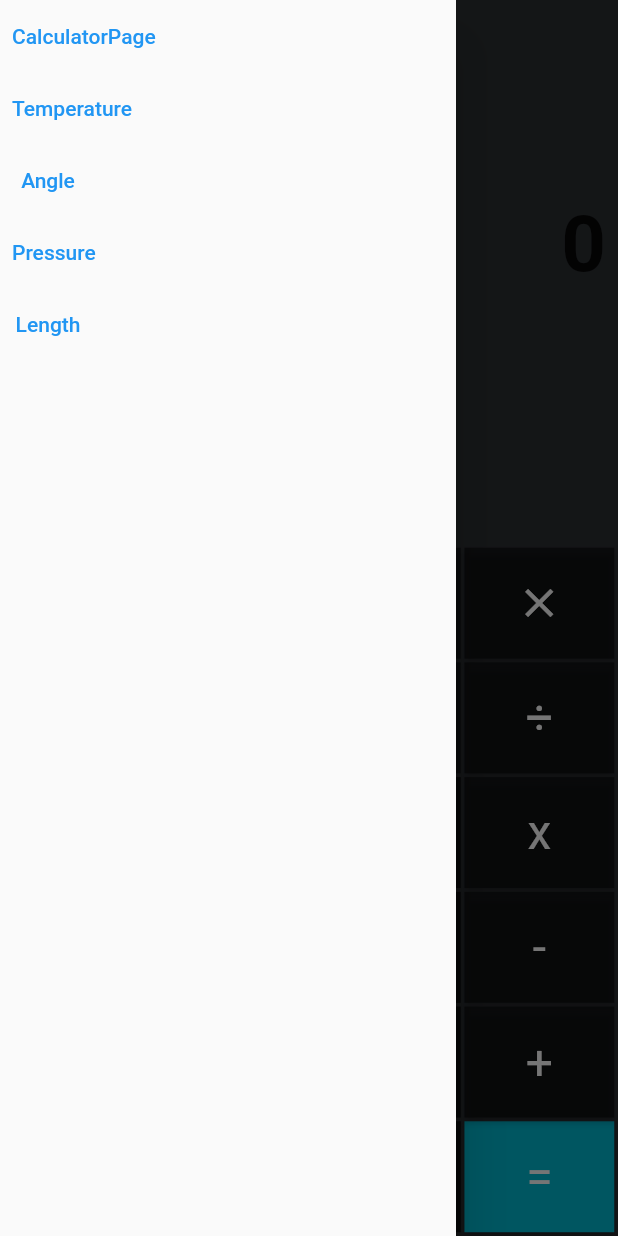
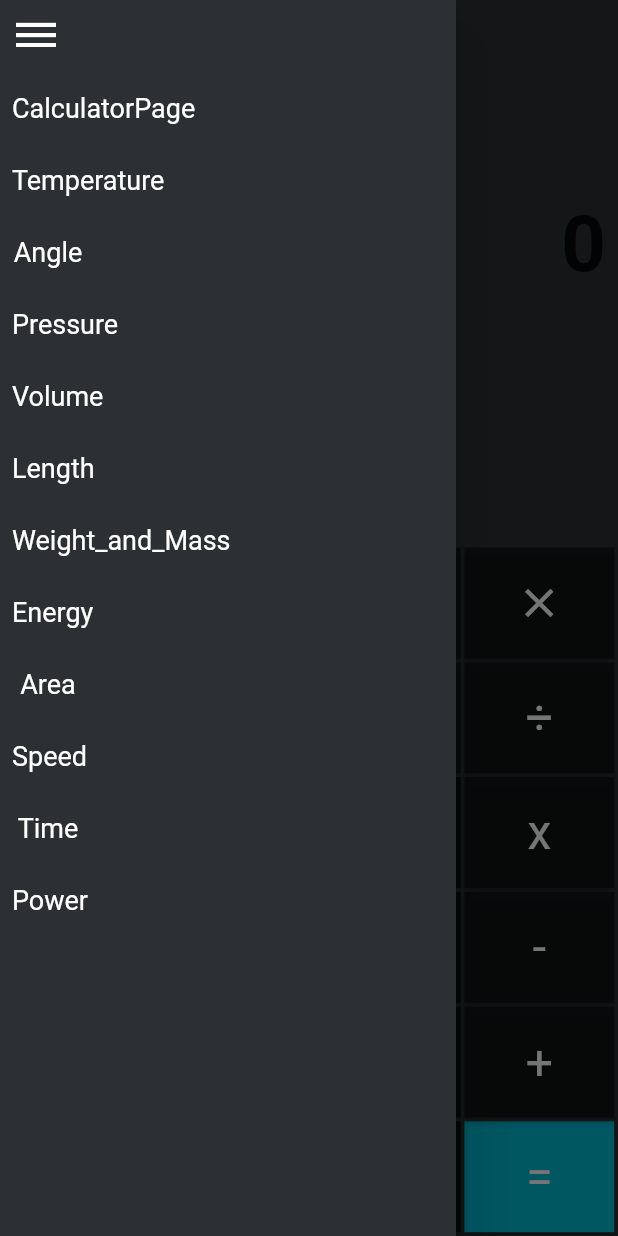
Before and after one commit to Anas35/Calculator, a Flutter app: the screen it shows after launch, with the side drawer open, on a phone screen of 412 x 824 dp. Run offline on Flutter 3.47's test engine with Material 2 defaults, Android fonts, the phone set to English and light mode, and no system bars.

Commit message:
fixed drawer

```diff
--- a/lib/main.dart
+++ b/lib/main.dart
@@ -1,4 +1,4 @@
-import 'package:calculator/pages/home_screen.dart';
+import 'package:calculator/pages/calculator_page.dart';
 import 'package:flutter/material.dart';
 
 void main() {
@@ -16,10 +16,15 @@ class MyApp extends StatelessWidget {
           color:  Color(0xFFF2C2F33),
           elevation: 0.0
         ),
+      canvasColor: Color(0xFFF2C2F33),
+      textButtonTheme: TextButtonThemeData(
+        style: TextButton.styleFrom(
+          textStyle: TextStyle(fontSize: 18, fontWeight: FontWeight.w400),
+          primary: Colors.white) )
       ),
       home: SafeArea(
-        child: HomeScreen()
-      )
+        child: CalculatorPage(),
+       )
       );
   }
 }
--- a/lib/pages/calculator_page.dart
+++ b/lib/pages/calculator_page.dart
@@ -1,4 +1,5 @@
 import 'package:calculator/src/calculator/calculator_function.dart';
+import 'package:calculator/widgets/custom_widget/drawer.dart';
 import 'package:calculator/widgets/custom_widget/keyboard.dart';
 import 'package:flutter/material.dart';
 
@@ -35,6 +36,8 @@ class _CalculatorPageState extends State<CalculatorPage> {
   @override
   Widget build(BuildContext context) {
     return Scaffold(
+            drawer: MyDrawer(),
+            appBar: AppBar(title: Text('Standard Calculator')),
             body: Column(
             crossAxisAlignment: CrossAxisAlignment.end,
             children: [
--- a/lib/pages/converter_page.dart
+++ b/lib/pages/converter_page.dart
@@ -1,4 +1,5 @@
 import 'package:calculator/src/converter/converter.dart';
+import 'package:calculator/widgets/custom_widget/drawer.dart';
 import 'package:calculator/widgets/custom_widget/keyboard.dart';
 import 'package:calculator/src/keyboard_function.dart';
 import 'package:calculator/widgets/custom_widget/popup_menu.dart';
@@ -79,7 +80,10 @@ class _ConverterPageState<T> extends State<ConverterPage<T>>{
 
   @override
   Widget build(BuildContext context) {
-    return Column(
+    return Scaffold(
+        drawer: MyDrawer(),
+        appBar: AppBar(title: Text(T.toString())),
+        body: Column(
         crossAxisAlignment: CrossAxisAlignment.start,
         children: [
           Expanded(
@@ -140,6 +144,7 @@ class _ConverterPageState<T> extends State<ConverterPage<T>>{
             ),
           ),
         ],
+      ),
     );
   }
 }
--- a/lib/pages/home_screen.dart
+++ /dev/null
@@ -1,58 +0,0 @@
-import 'package:calculator/pages/calculator_page.dart';
-import 'package:calculator/src/converter/type.dart';
-import 'package:calculator/pages/converter_page.dart';
-import 'package:flutter/material.dart';
-
-class HomeScreen extends StatefulWidget {
-  @override
-  _HomeScreenState createState() => _HomeScreenState();
-}
-
-class _HomeScreenState extends State<HomeScreen> {
-
-  Type types = CalculatorPage;
-  List<Type> typeList = [CalculatorPage, Temperature, Angle, Pressure, Length];
-
-  @override
-  Widget build(BuildContext context) {
-    return Scaffold(
-      drawer: _drawer(),
-      appBar: AppBar(title: Text(types.toString())),
-      body: _body(),
-    );
-  }
-
-  Widget _body() {
-    switch (types) {
-      case CalculatorPage: return CalculatorPage();
-      case Temperature: return ConverterPage<Temperature>(converterTypes: Temperature.values);
-      case Angle: return ConverterPage<Angle>(converterTypes: Angle.values);
-      case Pressure: return ConverterPage<Pressure>(converterTypes: Pressure.values);
-      case Length: return ConverterPage<Length>(converterTypes: Length.values);
-      default:
-      return Container();
-      }
-  }
-
-  Drawer _drawer() {
-    return Drawer(
-          child: Column(
-        mainAxisSize: MainAxisSize.min,
-        crossAxisAlignment: CrossAxisAlignment.start,
-        children: List.generate(typeList.length, (index) {
-          return TextButton(
-            onPressed: (){
-             setState(() {
-               types = typeList[index];
-           ///TODO: to set value to zero
-           //    _keyBoardController.inputNumber = '0';
-             });
-             Navigator.pop(context);
-            },
-            child: Text(typeList[index].toString()),
-          );
-        }),
-      ),
-    );
-  }
-}
--- a/lib/src/converter/converter_values.dart
+++ b/lib/src/converter/converter_values.dart
@@ -4,21 +4,21 @@ import 'package:calculator/extension.dart';
 class ConverterValues {
 
   static final Map<Type,Map<dynamic,num>> _convert = {
-    Voulme: {
-      Voulme.Milliliters: 1,
-      Voulme.Cubic_centimeters: 1,
-      Voulme.Liters: 1000,
-      Voulme.Cubic_meters: 1e+6,
-      Voulme.Teaspoons: 4.929,
-      Voulme.Tablespoons: 14.787,
-      Voulme.Fluid_ounces: 28.413,
-      Voulme.Cups: 284,
-      Voulme.Pints: 568,
-      Voulme.Quarts: 1137,
-      Voulme.Gallons: 4546,
-      Voulme.Cubic_inches: 16.387,
-      Voulme.Cubic_feet: 28317,
-      Voulme.Cubic_yards: 764555,
+    Volume: {
+      Volume.Milliliters: 1,
+      Volume.Cubic_centimeters: 1,
+      Volume.Liters: 1000,
+      Volume.Cubic_meters: 1e+6,
+      Volume.Teaspoons: 4.929,
+      Volume.Tablespoons: 14.787,
+      Volume.Fluid_ounces: 28.413,
+      Volume.Cups: 284,
+      Volume.Pints: 568,
+      Volume.Quarts: 1137,
+      Volume.Gallons: 4546,
+      Volume.Cubic_inches: 16.387,
+      Volume.Cubic_feet: 28317,
+      Volume.Cubic_yards: 764555,
     },
     Length: {
       Length.Nanometers: 1,
--- a/lib/src/converter/type.dart
+++ b/lib/src/converter/type.dart
@@ -1,4 +1,4 @@
-enum Voulme {
+enum Volume {
   Milliliters,
   Cubic_centimeters,
   Liters,
--- /dev/null
+++ b/lib/widgets/custom_widget/drawer.dart
@@ -0,0 +1,73 @@
+import 'package:calculator/pages/calculator_page.dart';
+import 'package:calculator/pages/converter_page.dart';
+import 'package:calculator/src/converter/type.dart';
+import 'package:flutter/material.dart';
+
+class MyDrawer extends StatelessWidget {
+
+  final List<Type> myType = [
+    CalculatorPage,
+  Temperature,
+  Angle,
+  Pressure,
+  Volume,
+  Length,
+  Weight_and_Mass,
+  Energy,
+  Area,
+  Speed,
+  Time,
+  Power
+  ];
+
+  @override
+  Widget build(BuildContext context) {
+    return  SafeArea(
+          child: Drawer(
+            child: Column(
+          mainAxisSize: MainAxisSize.min,
+          crossAxisAlignment: CrossAxisAlignment.start,
+          children: widget(context),
+        ),
+      ),
+    );
+  }
+
+  List<Widget> widget(BuildContext context) {
+    List<Widget> temp = [
+      IconButton(
+        onPressed: () => Navigator.pop(context),
+        icon: Icon(Icons.dehaze, size: 32, color: Colors.white,)),];
+    List.generate(myType.length, (index) {
+          temp.add( TextButton(
+            onPressed: (){
+             Navigator.pushReplacement(context, MaterialPageRoute(
+               builder: (context) => _body(myType[index])
+             ));
+            },
+            child: Text(myType[index].toString()),
+          ));
+        });
+
+        return temp;
+  }
+
+   Widget _body(Type types) {
+    switch (types) {
+      case CalculatorPage: return CalculatorPage();
+      case Temperature: return ConverterPage<Temperature>(converterTypes: Temperature.values);
+      case Angle: return ConverterPage<Angle>(converterTypes: Angle.values);
+      case Pressure: return ConverterPage<Pressure>(converterTypes: Pressure.values);
+      case Length: return ConverterPage<Length>(converterTypes: Length.values);
+      case Volume: return ConverterPage<Volume>(converterTypes: Volume.values,);
+      case Weight_and_Mass: return ConverterPage<Weight_and_Mass>(converterTypes: Weight_and_Mass.values,);
+      case Energy: return ConverterPage<Energy>(converterTypes: Energy.values,);
+      case Area: return ConverterPage<Area>(converterTypes: Area.values,);
+      case Speed: return ConverterPage<Speed>(converterTypes: Speed.values,);
+      case Time: return ConverterPage<Time>(converterTypes: Time.values,);
+      case Power: return ConverterPage<Power>(converterTypes: Power.values,);
+      default:
+      return Container();
+      }
+  }
+}
```
Lines whose indentation alone changed are shown as unchanged.
